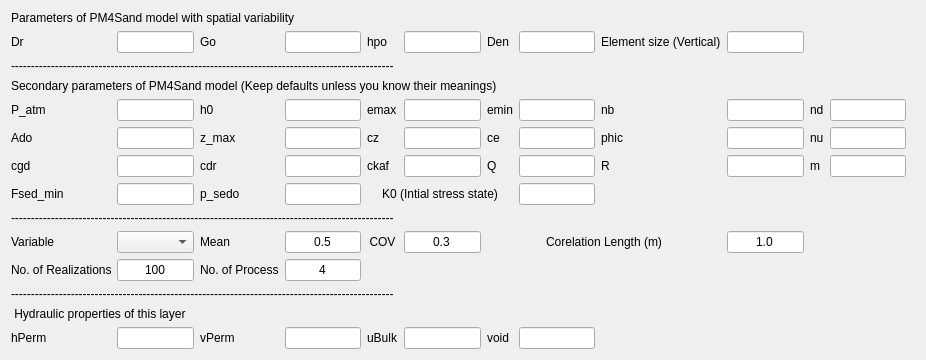
NHERI-SimCenter/QS3hark, file UI/PM4Sand_random.ui: the form before one commit.
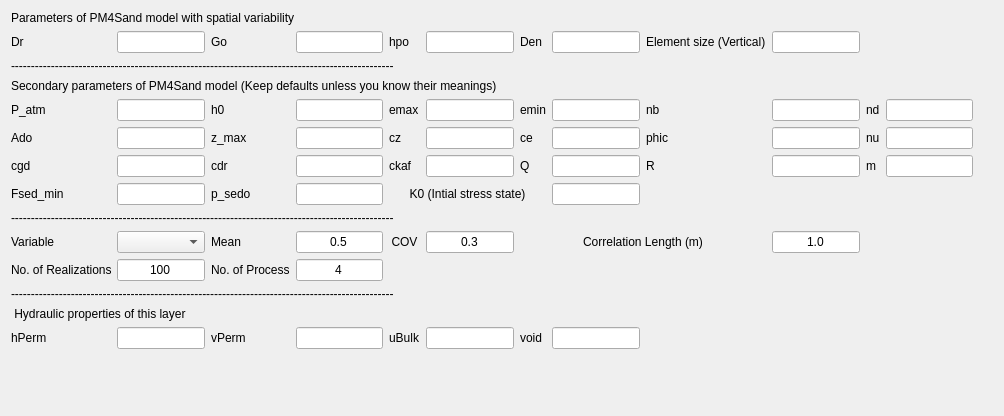
The form after the commit.

The edit to the form file:
```diff
--- a/UI/PM4Sand_random.ui
+++ b/UI/PM4Sand_random.ui
@@ -6,8 +6,8 @@
    <rect>
     <x>0</x>
     <y>0</y>
-    <width>926</width>
-    <height>354</height>
+    <width>1004</width>
+    <height>416</height>
    </rect>
   </property>
   <property name="windowTitle">
@@ -530,7 +530,7 @@
       <string>Corelation length in vertical direction</string>
      </property>
      <property name="text">
-      <string>Corelation Length (m)</string>
+      <string>Correlation Length (m)</string>
      </property>
      <property name="alignment">
       <set>Qt::AlignCenter</set>
```
